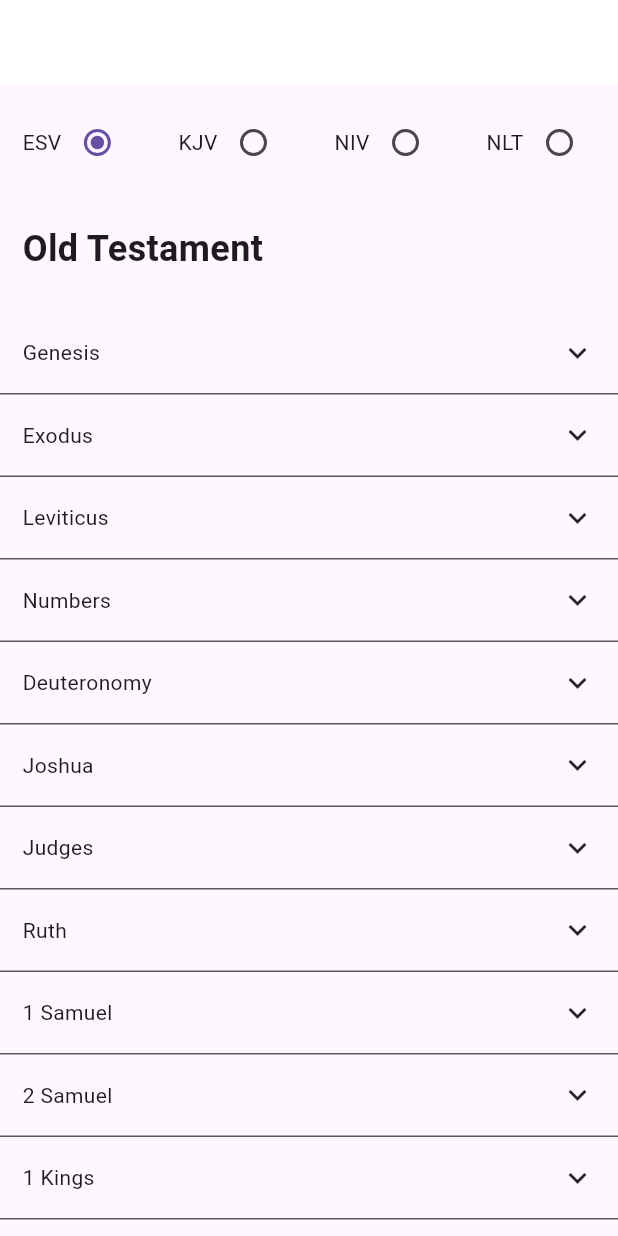
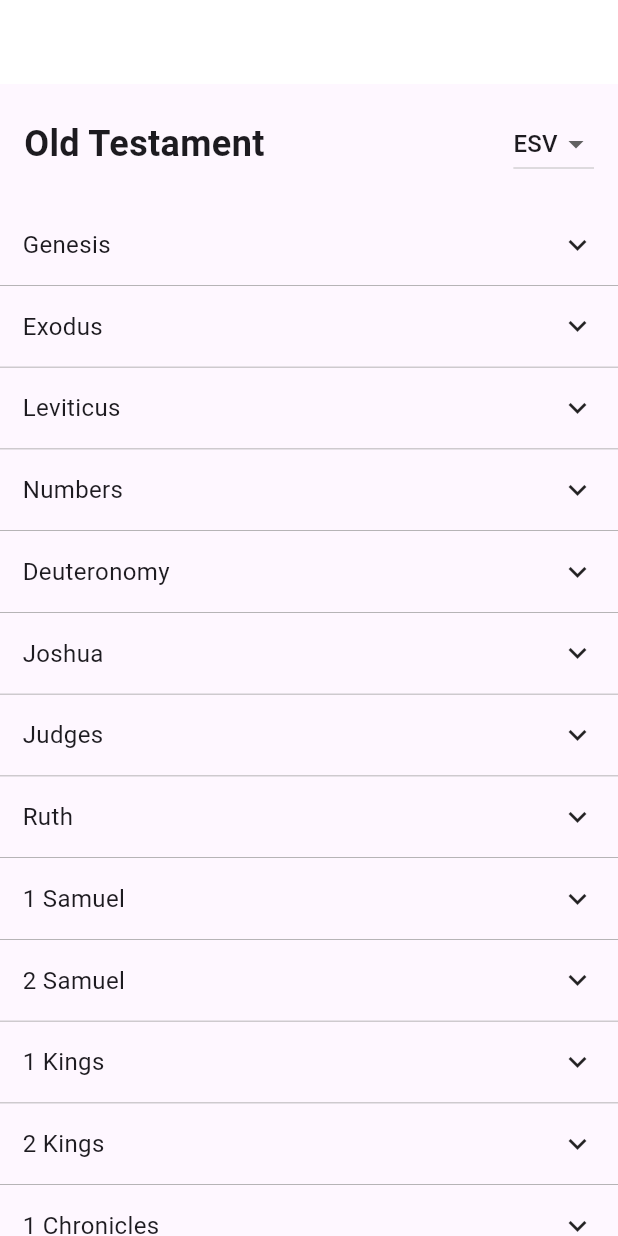
Before and after one commit to DaviesNyantakyi/flutter_bible, a Flutter app: the screen it shows after launch, on a phone screen of 412 x 824 dp. Run offline on Flutter 3.47's test engine with Material 3 defaults, Android fonts, the light colour scheme and no system bars; our stand-ins replace sqflite; accounts and stored records are empty.

Commit message:
Convert Bible version selection to a dropdown menu on Home screen

```diff
--- a/lib/database.dart
+++ b/lib/database.dart
@@ -38,10 +38,10 @@
       'verse',
       'content',
     ]);
-    if (maps.length > 0) {
-      maps.forEach((map) {
+    if (maps.isNotEmpty) {
+      for (var map in maps) {
         notesList.add(map);
-      });
+      }
     }
     return notesList;
   }
--- a/lib/main.dart
+++ b/lib/main.dart
@@ -2,10 +2,12 @@
 import 'package:flutter_bible_new/reading.dart';
 
 void main() {
-  runApp(MyApp());
+  runApp(const MyApp());
 }
 
 class MyApp extends StatelessWidget {
+  const MyApp({super.key});
+
   @override
   Widget build(BuildContext context) {
     return MaterialApp(
@@ -15,12 +17,14 @@
         primarySwatch: Colors.blue,
         visualDensity: VisualDensity.adaptivePlatformDensity,
       ),
-      home: MyHomePage(),
+      home: const MyHomePage(),
     );
   }
 }
 
 class MyHomePage extends StatefulWidget {
+  const MyHomePage({super.key});
+
   @override
   _MyHomePageState createState() => _MyHomePageState();
 }
@@ -30,52 +34,29 @@
 
   List versions = ['ESV', 'KJV', 'NIV', 'NLT'];
 
-  // int count = 0;
-  // print(document
-  //     .findAllElements('testament')
-  //     .elementAt(1)
-  //     .findAllElements('book')
-  //     .elementAt(3)
-  //     .findAllElements('chapter')
-  //     .elementAt(10)
-  //     .findAllElements('verse')
-  //     .map((verse) {
-  //   count += 1;
-  //   print('$count. ${verse.text}');
-  //   print('');
-  // }));
-
+  @override
   void initState() {
     super.initState();
     _bibleVersion = versions.first;
   }
 
-  List<Widget> _getBibleVersions() {
-    List<Widget> bibleVersions = [];
+  List<DropdownMenuItem<String>> _getBibleVersions() {
+    List<DropdownMenuItem<String>> bibleVersions = [];
     for (String version in versions) {
       bibleVersions.add(
-        Row(
-          crossAxisAlignment: CrossAxisAlignment.center,
-          mainAxisSize: MainAxisSize.min,
-          children: [
-            Text(version),
-            Radio(
-              value: version.toString(), // Cast version to String
-              groupValue: _bibleVersion,
-              onChanged: (value) {
-                setState(() {
-                  _bibleVersion = value as String; // Cast value to String
-                });
-              },
+        DropdownMenuItem<String>(
+          value: version,
+          child: Text(
+            version,
+            style: const TextStyle(fontSize: 16),
           ),
-          ],
         ),
       );
     }
     return bibleVersions;
   }
 
-  Map _bibleStructure = {
+  final Map _bibleStructure = {
     0: {
       "Genesis": 50,
       "Exodus": 40,
@@ -153,9 +134,11 @@
     int test = 0;
     bibleStructure.add(
       Padding(
-        padding: const EdgeInsets.fromLTRB(15, 15, 0, 25),
-        child: Container(
-          width: MediaQuery.of(context).size.width,
+        padding: const EdgeInsets.all(16),
+        child: Row(
+          mainAxisAlignment: MainAxisAlignment.spaceBetween,
+          children: [
+            const SizedBox(
               child: Text(
                 'Old Testament',
                 textAlign: TextAlign.start,
@@ -165,6 +148,18 @@
                 ),
               ),
             ),
+            Flexible(
+              child: DropdownButton<String>(
+                value: _bibleVersion,
+                items: _getBibleVersions(),
+                onChanged: (String? value) {
+                  _bibleVersion = value!;
+                  setState(() {});
+                },
+              ),
+            ),
+          ],
+        ),
       ),
     );
     for (Map testament in _bibleStructure.values) {
@@ -173,13 +168,11 @@
         bibleStructure.add(
           Container(
             width: MediaQuery.of(context).size.width,
-            decoration: BoxDecoration(
+            decoration: const BoxDecoration(
               border: Border(
                 bottom: BorderSide(
-                  width: 1,
-                  color: Color(
-                    0XFF595959,
-                  ),
+                  width: 0.5,
+                  color: Colors.grey,
                 ),
               ),
             ),
@@ -199,12 +192,15 @@
                         crossAxisAlignment: CrossAxisAlignment.center,
                         mainAxisAlignment: MainAxisAlignment.spaceBetween,
                         children: [
-                          Text(book),
+                          Text(
+                            book,
+                            style: const TextStyle(fontSize: 16),
+                          ),
                           _showVersesFor == book
-                              ? Icon(
+                              ? const Icon(
                                   Icons.keyboard_arrow_up,
                                 )
-                              : Icon(
+                              : const Icon(
                                   Icons.keyboard_arrow_down,
                                 ),
                         ],
@@ -240,9 +236,9 @@
         bibleStructure.add(
           Padding(
             padding: const EdgeInsets.fromLTRB(15, 15, 0, 25),
-            child: Container(
+            child: SizedBox(
               width: MediaQuery.of(context).size.width,
-              child: Text(
+              child: const Text(
                 'New Testament',
                 textAlign: TextAlign.start,
                 style: TextStyle(
@@ -271,18 +267,9 @@
         child: Column(
           crossAxisAlignment: CrossAxisAlignment.start,
           children: <Widget>[
-            Padding(
-              padding: const EdgeInsets.all(15.0),
-              child: Row(
-                mainAxisAlignment: MainAxisAlignment.spaceBetween,
-                crossAxisAlignment: CrossAxisAlignment.center,
-                children: _getBibleVersions(),
-              ),
-            ),
             Column(
               children: _showBibleStructure(),
             ),
-            SizedBox(height: 55),
           ],
         ),
       ),
@@ -291,7 +278,8 @@
 }
 
 class VerseButton extends StatelessWidget {
-  VerseButton({
+  const VerseButton({
+    super.key,
     required this.testament,
     required this.book,
     required this.chapter,
@@ -328,12 +316,18 @@
         child: Container(
           width: 45,
           height: 45,
-          decoration: BoxDecoration(
-            color: Colors.pink,
+          decoration: const BoxDecoration(
+            color: Colors.blueGrey,
             shape: BoxShape.circle,
           ),
           child: Center(
-            child: Text('${chapter + 1}'),
+            child: Text(
+              '${chapter + 1}',
+              style: const TextStyle(
+                color: Colors.white,
+                fontWeight: FontWeight.bold,
+              ),
+            ),
           ),
         ),
       ),
--- a/pubspec.yaml
+++ b/pubspec.yaml
@@ -38,6 +38,7 @@
   xml:
   sqflite:
 
+  path: any
 dev_dependencies:
   flutter_test:
     sdk: flutter
```
Also changed, not shown: lib/note.dart (deleted, +0 -224 lines), lib/reading.dart (+23 -45 lines), pubspec.lock, 1 other file. Lines whose indentation alone changed are shown as unchanged.
